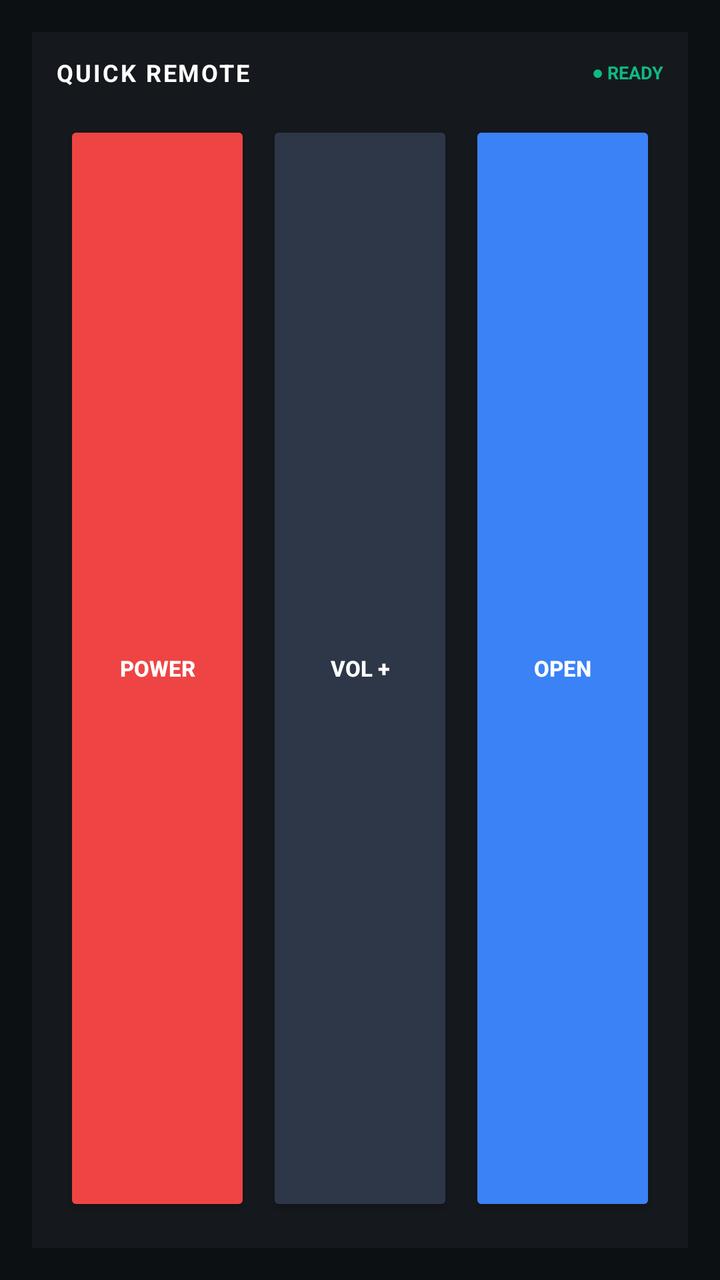
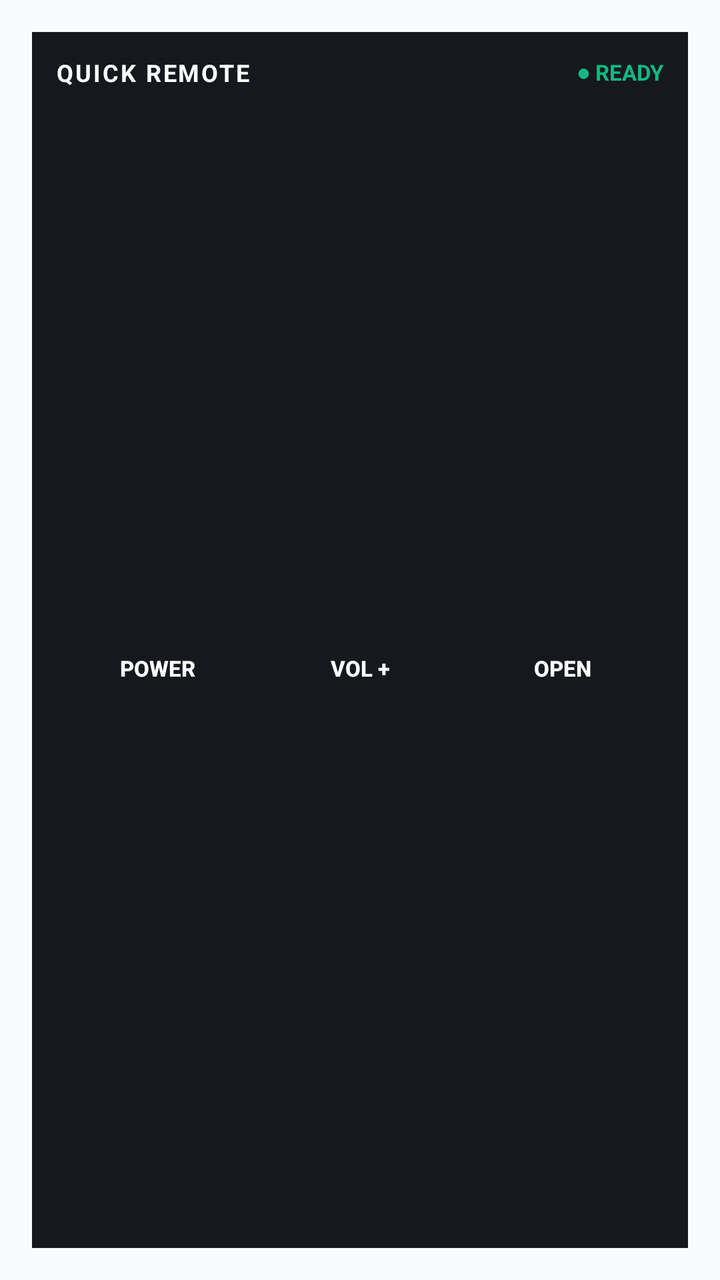

An Android layout rendered at two revisions. The XML below is the earlier revision; the diff shows what the commit changed to produce the second picture.
<!-- AndroidManifest.xml: application theme Theme.AnyRemote -->
<!-- res/layout/remote_widget.xml -->
<?xml version="1.0" encoding="utf-8"?>
<RelativeLayout xmlns:android="http://schemas.android.com/apk/res/android"
    android:layout_width="match_parent"
    android:layout_height="match_parent"
    android:padding="16dp"
    android:background="#0D1013">

    <LinearLayout
        android:layout_width="match_parent"
        android:layout_height="match_parent"
        android:orientation="vertical"
        android:background="#15191D"
        android:padding="12dp">

        <LinearLayout
            android:layout_width="match_parent"
            android:layout_height="wrap_content"
            android:orientation="horizontal"
            android:gravity="center_vertical"
            android:layout_marginBottom="12dp">
            
            <TextView
                android:layout_width="0dp"
                android:layout_height="wrap_content"
                android:layout_weight="1"
                android:text="@string/widget_title"
                android:textColor="#FFFFFF"
                android:textSize="12sp"
                android:textStyle="bold"
                android:letterSpacing="0.08"/>

            <TextView
                android:layout_width="wrap_content"
                android:layout_height="wrap_content"
                android:text="@string/widget_ready"
                android:textColor="#10B981"
                android:textSize="9sp"
                android:textStyle="bold" />
        </LinearLayout>

        <LinearLayout
            android:layout_width="match_parent"
            android:layout_height="match_parent"
            android:orientation="horizontal"
            android:gravity="center"
            android:weightSum="3">

            <Button
                android:id="@+id/btn_widget_power"
                android:layout_width="0dp"
                android:layout_height="match_parent"
                android:layout_weight="1"
                android:layout_margin="4dp"
                android:backgroundTint="#EF4444"
                android:textColor="#FFFFFF"
                android:text="@string/widget_power"
                android:textSize="11sp"
                android:textStyle="bold" />

            <Button
                android:id="@+id/btn_widget_up"
                android:layout_width="0dp"
                android:layout_height="match_parent"
                android:layout_weight="1"
                android:layout_margin="4dp"
                android:backgroundTint="#2D3748"
                android:textColor="#FFFFFF"
                android:text="@string/widget_volume_up"
                android:textSize="11sp"
                android:textStyle="bold" />

            <Button
                android:id="@+id/btn_widget_open"
                android:layout_width="0dp"
                android:layout_height="match_parent"
                android:layout_weight="1"
                android:layout_margin="4dp"
                android:backgroundTint="#3B82F6"
                android:textColor="#FFFFFF"
                android:text="@string/widget_open"
                android:textSize="11sp"
                android:textStyle="bold" />

        </LinearLayout>
    </LinearLayout>
</RelativeLayout>
<!-- resources referenced by this layout -->
<resources>
  <string name="widget_open">OPEN</string>
  <string name="widget_power">POWER</string>
  <string name="widget_ready">● READY</string>
  <string name="widget_title">QUICK REMOTE</string>
  <string name="widget_volume_up">VOL +</string>
  <style name="Theme.AnyRemote" parent="android:Theme.Material.Light.NoActionBar">
          <item name="android:windowBackground">@color/window_background</item>
      </style>
  <color name="window_background">#F8FAFD</color>
</resources>

<!-- the commit's change to res/layout/remote_widget.xml (unified diff, before → after) -->
@@ -1,86 +1,80 @@
 <?xml version="1.0" encoding="utf-8"?>
-<RelativeLayout xmlns:android="http://schemas.android.com/apk/res/android"
+<LinearLayout xmlns:android="http://schemas.android.com/apk/res/android"
     android:layout_width="match_parent"
     android:layout_height="match_parent"
-    android:padding="16dp"
-    android:background="#0D1013">
+    android:orientation="vertical"
+    android:background="@drawable/widget_background"
+    android:padding="28dp">
+
+    <LinearLayout
+        android:layout_width="match_parent"
+        android:layout_height="wrap_content"
+        android:orientation="horizontal"
+        android:gravity="center_vertical"
+        android:layout_marginBottom="12dp">
+
+        <TextView
+            android:layout_width="0dp"
+            android:layout_height="wrap_content"
+            android:layout_weight="1"
+            android:text="@string/widget_title"
+            android:textColor="#FFFFFF"
+            android:textSize="12sp"
+            android:textStyle="bold"
+            android:letterSpacing="0.08"/>
+
+        <TextView
+            android:layout_width="wrap_content"
+            android:layout_height="wrap_content"
+            android:text="@string/widget_ready"
+            android:textColor="#10B981"
+            android:textSize="11sp"
+            android:textStyle="bold" />
+    </LinearLayout>
 
     <LinearLayout
         android:layout_width="match_parent"
         android:layout_height="match_parent"
-        android:orientation="vertical"
-        android:background="#15191D"
-        android:padding="12dp">
+        android:orientation="horizontal"
+        android:gravity="center"
+        style="?android:attr/buttonBarStyle"
+        android:weightSum="3">
 
-        <LinearLayout
-            android:layout_width="match_parent"
-            android:layout_height="wrap_content"
-            android:orientation="horizontal"
-            android:gravity="center_vertical"
-            android:layout_marginBottom="12dp">
-            
-            <TextView
-                android:layout_width="0dp"
-                android:layout_height="wrap_content"
-                android:layout_weight="1"
-                android:text="@string/widget_title"
-                android:textColor="#FFFFFF"
-                android:textSize="12sp"
-                android:textStyle="bold"
-                android:letterSpacing="0.08"/>
+        <Button
+            style="?android:attr/buttonBarButtonStyle"
+            android:id="@+id/btn_widget_power"
+            android:layout_width="0dp"
+            android:layout_height="match_parent"
+            android:layout_weight="1"
+            android:layout_margin="4dp"
+            android:textColor="#FFFFFF"
+            android:text="@string/widget_power"
+            android:textSize="11sp"
+            android:textStyle="bold" />
 
-            <TextView
-                android:layout_width="wrap_content"
-                android:layout_height="wrap_content"
-                android:text="@string/widget_ready"
-                android:textColor="#10B981"
-                android:textSize="9sp"
-                android:textStyle="bold" />
-        </LinearLayout>
+        <Button
+            style="?android:attr/buttonBarButtonStyle"
+            android:id="@+id/btn_widget_up"
+            android:layout_width="0dp"
+            android:layout_height="match_parent"
+            android:layout_weight="1"
+            android:layout_margin="4dp"
+            android:textColor="#FFFFFF"
+            android:text="@string/widget_volume_up"
+            android:textSize="11sp"
+            android:textStyle="bold" />
 
-        <LinearLayout
-            android:layout_width="match_parent"
+        <Button
+            style="?android:attr/buttonBarButtonStyle"
+            android:id="@+id/btn_widget_open"
+            android:layout_width="0dp"
             android:layout_height="match_parent"
-            android:orientation="horizontal"
-            android:gravity="center"
-            android:weightSum="3">
+            android:layout_weight="1"
+            android:layout_margin="4dp"
+            android:textColor="#FFFFFF"
+            android:text="@string/widget_open"
+            android:textSize="11sp"
+            android:textStyle="bold" />
 
-            <Button
-                android:id="@+id/btn_widget_power"
-                android:layout_width="0dp"
-                android:layout_height="match_parent"
-                android:layout_weight="1"
-                android:layout_margin="4dp"
-                android:backgroundTint="#EF4444"
-                android:textColor="#FFFFFF"
-                android:text="@string/widget_power"
-                android:textSize="11sp"
-                android:textStyle="bold" />
-
-            <Button
-                android:id="@+id/btn_widget_up"
-                android:layout_width="0dp"
-                android:layout_height="match_parent"
-                android:layout_weight="1"
-                android:layout_margin="4dp"
-                android:backgroundTint="#2D3748"
-                android:textColor="#FFFFFF"
-                android:text="@string/widget_volume_up"
-                android:textSize="11sp"
-                android:textStyle="bold" />
-
-            <Button
-                android:id="@+id/btn_widget_open"
-                android:layout_width="0dp"
-                android:layout_height="match_parent"
-                android:layout_weight="1"
-                android:layout_margin="4dp"
-                android:backgroundTint="#3B82F6"
-                android:textColor="#FFFFFF"
-                android:text="@string/widget_open"
-                android:textSize="11sp"
-                android:textStyle="bold" />
-
-        </LinearLayout>
     </LinearLayout>
-</RelativeLayout>
+</LinearLayout>
<!-- resource entries referenced after the edit -->
@@ -1,5 +1,13 @@
 <!-- resources referenced by this layout -->
 <resources>
+  <!-- drawable widget_background (drawable) -->
+  <?xml version="1.0" encoding="utf-8"?>
+  <inset xmlns:android="http://schemas.android.com/apk/res/android"
+      android:inset="16dp">
+      <shape>
+          <solid android:color="#15191D" />
+      </shape>
+  </inset>
   <string name="widget_open">OPEN</string>
   <string name="widget_power">POWER</string>
   <string name="widget_ready">● READY</string>
